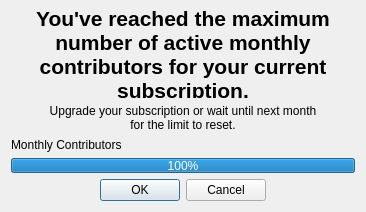
Before: the Qt Designer form Mergin/ui/ui_monthly_contributors_error_dialog.ui in MerginMaps/qgis-plugin, drawn with Qt 5.
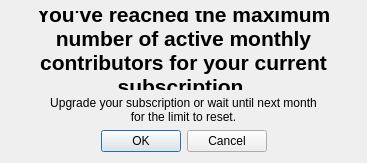
After: the same form once the commit is applied.

Commit message: dialog adjustmenet

```diff
--- a/Mergin/ui/ui_monthly_contributors_error_dialog.ui
+++ b/Mergin/ui/ui_monthly_contributors_error_dialog.ui
@@ -6,60 +6,32 @@
    <rect>
     <x>0</x>
     <y>0</y>
-    <width>366</width>
-    <height>212</height>
+    <width>367</width>
+    <height>163</height>
    </rect>
   </property>
   <property name="windowTitle">
    <string>Monthly Contributors Limit Hit</string>
   </property>
   <layout class="QGridLayout" name="gridLayout">
-   <item row="3" column="0">
-    <widget class="QProgressBar" name="plan_quota_progress_bar">
-     <property name="enabled">
-      <bool>true</bool>
-     </property>
-     <property name="sizePolicy">
-      <sizepolicy hsizetype="Preferred" vsizetype="Fixed">
-       <horstretch>0</horstretch>
-       <verstretch>0</verstretch>
-      </sizepolicy>
-     </property>
-     <property name="minimumSize">
-      <size>
-       <width>0</width>
-       <height>15</height>
-      </size>
-     </property>
-     <property name="maximumSize">
-      <size>
-       <width>16777215</width>
-       <height>16777215</height>
-      </size>
-     </property>
-     <property name="baseSize">
-      <size>
-       <width>0</width>
-       <height>15</height>
-      </size>
-     </property>
-     <property name="value">
-      <number>100</number>
-     </property>
-    </widget>
-   </item>
    <item row="2" column="0">
-    <layout class="QHBoxLayout" name="horizontalLayout">
+    <layout class="QHBoxLayout" name="horizontalLayout_3">
      <item>
-      <widget class="QLabel" name="label_3">
+      <widget class="QDialogButtonBox" name="buttonBox">
        <property name="sizePolicy">
         <sizepolicy hsizetype="Preferred" vsizetype="Fixed">
          <horstretch>0</horstretch>
          <verstretch>0</verstretch>
         </sizepolicy>
        </property>
-       <property name="text">
-        <string>Monthly Contributors</string>
+       <property name="orientation">
+        <enum>Qt::Horizontal</enum>
+       </property>
+       <property name="standardButtons">
+        <set>QDialogButtonBox::Cancel|QDialogButtonBox::Ok</set>
+       </property>
+       <property name="centerButtons">
+        <bool>true</bool>
        </property>
       </widget>
      </item>
@@ -105,29 +77,6 @@
      </property>
     </widget>
    </item>
-   <item row="4" column="0">
-    <layout class="QHBoxLayout" name="horizontalLayout_3">
-     <item>
-      <widget class="QDialogButtonBox" name="buttonBox">
-       <property name="sizePolicy">
-        <sizepolicy hsizetype="Preferred" vsizetype="Fixed">
-         <horstretch>0</horstretch>
-         <verstretch>0</verstretch>
-        </sizepolicy>
-       </property>
-       <property name="orientation">
-        <enum>Qt::Horizontal</enum>
-       </property>
-       <property name="standardButtons">
-        <set>QDialogButtonBox::Cancel|QDialogButtonBox::Ok</set>
-       </property>
-       <property name="centerButtons">
-        <bool>true</bool>
-       </property>
-      </widget>
-     </item>
-    </layout>
-   </item>
   </layout>
  </widget>
  <resources/>
```
The commit also changes 2 other files.
